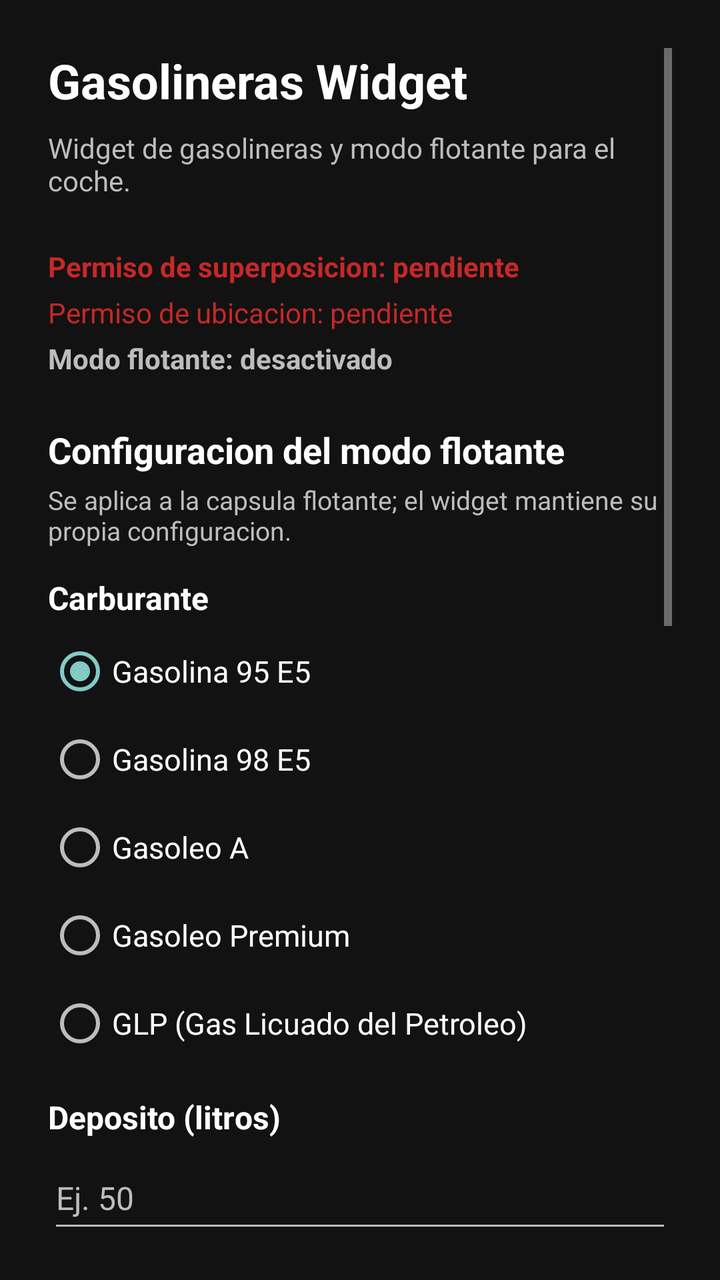
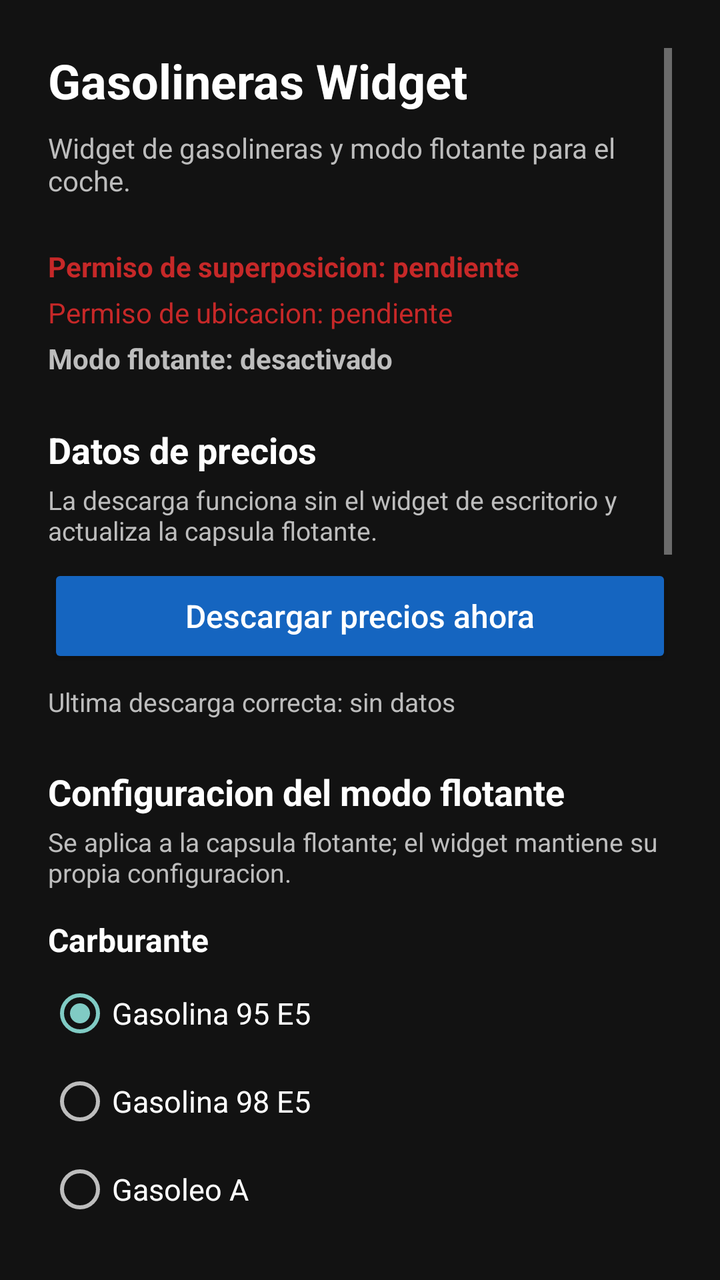

An Android layout rendered at two revisions. The XML below is the earlier revision; the diff shows what the commit changed to produce the second picture.
<!-- AndroidManifest.xml: activity theme Theme.GasolinerasWidget.Main -->
<!-- res/layout/activity_main.xml -->
<?xml version="1.0" encoding="utf-8"?>
<LinearLayout xmlns:android="http://schemas.android.com/apk/res/android"
    android:id="@+id/main_root"
    android:layout_width="match_parent"
    android:layout_height="match_parent"
    android:background="@color/config_background"
    android:orientation="vertical"
    android:padding="24dp">

    <ScrollView
        android:layout_width="match_parent"
        android:layout_height="match_parent"
        android:fillViewport="true">

        <LinearLayout
            android:layout_width="match_parent"
            android:layout_height="wrap_content"
            android:orientation="vertical">

            <TextView
                android:layout_width="match_parent"
                android:layout_height="wrap_content"
                android:text="@string/app_name"
                android:textColor="@color/config_text_primary"
                android:textSize="24sp"
                android:textStyle="bold" />

            <TextView
                android:layout_width="match_parent"
                android:layout_height="wrap_content"
                android:layout_marginTop="8dp"
                android:text="@string/main_subtitle"
                android:textColor="@color/config_text_secondary"
                android:textSize="14sp" />

            <TextView
                android:id="@+id/main_overlay_status"
                android:layout_width="match_parent"
                android:layout_height="wrap_content"
                android:layout_marginTop="24dp"
                android:text="@string/main_overlay_missing"
                android:textColor="@color/deposito_sobrecoste"
                android:textSize="14sp"
                android:textStyle="bold" />

            <TextView
                android:id="@+id/main_location_status"
                android:layout_width="match_parent"
                android:layout_height="wrap_content"
                android:layout_marginTop="4dp"
                android:text="@string/main_location_missing"
                android:textColor="@color/deposito_sobrecoste"
                android:textSize="14sp" />

            <TextView
                android:id="@+id/main_floating_status"
                android:layout_width="match_parent"
                android:layout_height="wrap_content"
                android:layout_marginTop="4dp"
                android:text="@string/main_floating_inactive"
                android:textColor="@color/config_text_secondary"
                android:textSize="14sp"
                android:textStyle="bold" />

            <TextView
                android:layout_width="match_parent"
                android:layout_height="wrap_content"
                android:layout_marginTop="24dp"
                android:text="@string/main_floating_config_title"
                android:textColor="@color/config_text_primary"
                android:textSize="18sp"
                android:textStyle="bold" />

            <TextView
                android:layout_width="match_parent"
                android:layout_height="wrap_content"
                android:layout_marginTop="4dp"
                android:text="@string/main_floating_config_hint"
                android:textColor="@color/config_text_secondary"
                android:textSize="13sp" />

            <TextView
                android:layout_width="match_parent"
                android:layout_height="wrap_content"
                android:layout_marginTop="14dp"
                android:text="@string/main_floating_fuel_title"
                android:textColor="@color/config_text_primary"
                android:textSize="16sp"
                android:textStyle="bold" />

            <RadioGroup
                android:id="@+id/floating_fuel_group"
                android:layout_width="match_parent"
                android:layout_height="wrap_content"
                android:layout_marginTop="4dp"
                android:orientation="vertical">

                <RadioButton
                    android:id="@+id/floating_fuel_g95"
                    android:layout_width="match_parent"
                    android:layout_height="wrap_content"
                    android:checked="true"
                    android:minHeight="44dp"
                    android:text="@string/fuel_gasolina_95"
                    android:textColor="@color/config_text_primary"
                    android:textSize="15sp" />

                <RadioButton
                    android:id="@+id/floating_fuel_g98"
                    android:layout_width="match_parent"
                    android:layout_height="wrap_content"
                    android:minHeight="44dp"
                    android:text="@string/fuel_gasolina_98"
                    android:textColor="@color/config_text_primary"
                    android:textSize="15sp" />

                <RadioButton
                    android:id="@+id/floating_fuel_goa"
                    android:layout_width="match_parent"
                    android:layout_height="wrap_content"
                    android:minHeight="44dp"
                    android:text="@string/fuel_gasoleo_a"
                    android:textColor="@color/config_text_primary"
                    android:textSize="15sp" />

                <RadioButton
                    android:id="@+id/floating_fuel_gop"
                    android:layout_width="match_parent"
                    android:layout_height="wrap_content"
                    android:minHeight="44dp"
                    android:text="@string/fuel_gasoleo_premium"
                    android:textColor="@color/config_text_primary"
                    android:textSize="15sp" />

                <RadioButton
                    android:id="@+id/floating_fuel_glp"
                    android:layout_width="match_parent"
                    android:layout_height="wrap_content"
                    android:minHeight="44dp"
                    android:text="@string/fuel_glp"
                    android:textColor="@color/config_text_primary"
                    android:textSize="15sp" />
            </RadioGroup>

            <TextView
                android:layout_width="match_parent"
                android:layout_height="wrap_content"
                android:layout_marginTop="14dp"
                android:text="@string/main_floating_deposit_title"
                android:textColor="@color/config_text_primary"
                android:textSize="16sp"
                android:textStyle="bold" />

            <EditText
                android:id="@+id/edit_floating_litros"
                android:layout_width="match_parent"
                android:layout_height="wrap_content"
                android:layout_marginTop="4dp"
                android:hint="@string/main_floating_deposit_hint"
                android:imeOptions="actionDone"
                android:importantForAutofill="no"
                android:inputType="numberDecimal"
                android:maxLength="6"
                android:minHeight="48dp"
                android:selectAllOnFocus="true"
                android:textColor="@color/config_text_primary"
                android:textColorHint="@color/config_text_secondary"
                android:textSize="16sp" />

            <Button
                android:id="@+id/button_save_floating_config"
                android:layout_width="match_parent"
                android:layout_height="wrap_content"
                android:layout_marginTop="12dp"
                android:backgroundTint="@color/config_button"
                android:minHeight="52dp"
                android:text="@string/main_floating_save"
                android:textAllCaps="false"
                android:textColor="@color/config_text_primary"
                android:textSize="16sp" />

            <TextView
                android:id="@+id/main_floating_config_status"
                android:layout_width="match_parent"
                android:layout_height="wrap_content"
                android:layout_marginTop="8dp"
                android:textColor="@color/config_text_secondary"
                android:textSize="13sp" />

            <TextView
                android:layout_width="match_parent"
                android:layout_height="wrap_content"
                android:layout_marginTop="24dp"
                android:text="@string/main_nav_title"
                android:textColor="@color/config_text_primary"
                android:textSize="18sp"
                android:textStyle="bold" />

            <TextView
                android:layout_width="match_parent"
                android:layout_height="wrap_content"
                android:layout_marginTop="4dp"
                android:text="@string/main_nav_hint"
                android:textColor="@color/config_text_secondary"
                android:textSize="13sp" />

            <RadioGroup
                android:id="@+id/main_nav_group"
                android:layout_width="match_parent"
                android:layout_height="wrap_content"
                android:layout_marginTop="8dp"
                android:orientation="vertical">

                <RadioButton
                    android:id="@+id/main_nav_auto"
                    android:layout_width="match_parent"
                    android:layout_height="wrap_content"
                    android:minHeight="44dp"
                    android:text="@string/nav_option_auto"
                    android:textColor="@color/config_text_primary"
                    android:textSize="15sp" />

                <RadioButton
                    android:id="@+id/main_nav_maps"
                    android:layout_width="match_parent"
                    android:layout_height="wrap_content"
                    android:minHeight="44dp"
                    android:text="@string/nav_nombre_google_maps"
                    android:textColor="@color/config_text_primary"
                    android:textSize="15sp" />

                <RadioButton
                    android:id="@+id/main_nav_waze"
                    android:layout_width="match_parent"
                    android:layout_height="wrap_content"
                    android:minHeight="44dp"
                    android:text="@string/nav_nombre_waze"
                    android:textColor="@color/config_text_primary"
                    android:textSize="15sp" />

                <RadioButton
                    android:id="@+id/main_nav_sygic"
                    android:layout_width="match_parent"
                    android:layout_height="wrap_content"
                    android:minHeight="44dp"
                    android:text="@string/nav_nombre_sygic"
                    android:textColor="@color/config_text_primary"
                    android:textSize="15sp" />

                <RadioButton
                    android:id="@+id/main_nav_preguntar"
                    android:layout_width="match_parent"
                    android:layout_height="wrap_content"
                    android:minHeight="44dp"
                    android:text="@string/nav_option_preguntar"
                    android:textColor="@color/config_text_primary"
                    android:textSize="15sp" />
            </RadioGroup>

            <TextView
                android:id="@+id/main_nav_status"
                android:layout_width="match_parent"
                android:layout_height="wrap_content"
                android:layout_marginTop="4dp"
                android:textColor="@color/config_text_secondary"
                android:textSize="13sp" />

            <Button
                android:id="@+id/main_nav_usage_button"
                android:layout_width="match_parent"
                android:layout_height="wrap_content"
                android:layout_marginTop="8dp"
                android:backgroundTint="@color/config_button_secondary"
                android:minHeight="48dp"
                android:text="@string/main_nav_usage_button"
                android:textAllCaps="false"
                android:textColor="@color/config_text_primary"
                android:textSize="14sp"
                android:visibility="gone" />

            <Button
                android:id="@+id/button_floating"
                android:layout_width="match_parent"
                android:layout_height="wrap_content"
                android:layout_marginTop="24dp"
                android:backgroundTint="@color/config_button"
                android:minHeight="52dp"
                android:text="@string/floating_activate_button"
                android:textAllCaps="false"
                android:textColor="@color/config_text_primary"
                android:textSize="16sp" />

            <Button
                android:id="@+id/button_stop_floating"
                android:layout_width="match_parent"
                android:layout_height="wrap_content"
                android:layout_marginTop="12dp"
                android:backgroundTint="@color/config_button_secondary"
                android:minHeight="52dp"
                android:text="@string/main_button_stop"
                android:textAllCaps="false"
                android:textColor="@color/config_text_primary"
                android:textSize="16sp"
                android:visibility="gone" />

            <TextView
                android:layout_width="match_parent"
                android:layout_height="wrap_content"
                android:layout_marginTop="24dp"
                android:text="@string/main_help"
                android:textColor="@color/config_text_secondary"
                android:textSize="13sp" />

            <TextView
                android:layout_width="match_parent"
                android:layout_height="wrap_content"
                android:layout_marginTop="12dp"
                android:text="@string/floating_location_hint"
                android:textColor="@color/widget_text_muted"
                android:textSize="12sp" />

        </LinearLayout>
    </ScrollView>
</LinearLayout>
<!-- resources referenced by this layout -->
<resources>
  <color name="config_background">#121212</color>
  <color name="config_button">#1565C0</color>
  <color name="config_button_secondary">#37474F</color>
  <color name="config_text_primary">#FFFFFF</color>
  <color name="config_text_secondary">#BDBDBD</color>
  <color name="deposito_sobrecoste">#C62828</color>
  <color name="widget_text_muted">#9E9E9E</color>
  <string name="app_name">Gasolineras Widget</string>
  <string name="floating_activate_button">Activar Modo Flotante Coche</string>
  <string name="floating_location_hint">Sin permiso de ubicacion se usara la ultima posicion conocida.</string>
  <string name="fuel_gasoleo_a">Gasoleo A</string>
  <string name="fuel_gasoleo_premium">Gasoleo Premium</string>
  <string name="fuel_gasolina_95">Gasolina 95 E5</string>
  <string name="fuel_gasolina_98">Gasolina 98 E5</string>
  <string name="fuel_glp">GLP (Gas Licuado del Petroleo)</string>
  <string name="main_button_stop">Detener modo flotante</string>
  <string name="main_floating_config_hint">Se aplica a la capsula flotante; el widget mantiene su propia configuracion.</string>
  <string name="main_floating_config_title">Configuracion del modo flotante</string>
  <string name="main_floating_deposit_hint">Ej. 50</string>
  <string name="main_floating_deposit_title">Deposito (litros)</string>
  <string name="main_floating_fuel_title">Carburante</string>
  <string name="main_floating_inactive">Modo flotante: desactivado</string>
  <string name="main_floating_save">Guardar configuracion flotante</string>
  <string name="main_help">Activa el modo flotante y vuelve al navegador. La capsula se mantiene encima del mapa y puedes arrastrarla desde cualquier punto.</string>
  <string name="main_location_missing">Permiso de ubicacion: pendiente</string>
  <string name="main_nav_hint">Se usa al pulsar una gasolinera en la capsula flotante o en el widget.</string>
  <string name="main_nav_title">Navegador GPS</string>
  <string name="main_nav_usage_button">Permitir deteccion del navegador activo</string>
  <string name="main_overlay_missing">Permiso de superposicion: pendiente</string>
  <string name="main_subtitle">Widget de gasolineras y modo flotante para el coche.</string>
  <string name="nav_nombre_google_maps">Google Maps</string>
  <string name="nav_nombre_sygic">Sygic</string>
  <string name="nav_nombre_waze">Waze</string>
  <string name="nav_option_auto">Automatico (detectar navegador activo)</string>
  <string name="nav_option_preguntar">Preguntar siempre</string>
  <style name="Theme.GasolinerasWidget.Main" parent="android:style/Theme.Material.NoActionBar">
          <item name="android:windowBackground">@color/config_background</item>
          <item name="android:colorAccent">@color/config_accent</item>
          <item name="android:statusBarColor">@color/config_background</item>
          <item name="android:navigationBarColor">@color/config_background</item>
          <item name="android:windowLightStatusBar">false</item>
          <item name="android:textColorPrimary">@color/config_text_primary</item>
          <item name="android:textColorSecondary">@color/config_text_secondary</item>
      </style>
  <color name="config_accent">#80CBC4</color>
</resources>

<!-- the commit's change to res/layout/activity_main.xml (unified diff, before → after) -->
@@ -66,6 +66,44 @@
                 android:layout_width="match_parent"
                 android:layout_height="wrap_content"
                 android:layout_marginTop="24dp"
+                android:text="@string/main_download_title"
+                android:textColor="@color/config_text_primary"
+                android:textSize="18sp"
+                android:textStyle="bold" />
+
+            <TextView
+                android:layout_width="match_parent"
+                android:layout_height="wrap_content"
+                android:layout_marginTop="4dp"
+                android:text="@string/main_download_hint"
+                android:textColor="@color/config_text_secondary"
+                android:textSize="13sp" />
+
+            <Button
+                android:id="@+id/button_main_download"
+                android:layout_width="match_parent"
+                android:layout_height="wrap_content"
+                android:layout_marginTop="8dp"
+                android:backgroundTint="@color/config_button"
+                android:minHeight="52dp"
+                android:text="@string/main_download_button"
+                android:textAllCaps="false"
+                android:textColor="@color/config_text_primary"
+                android:textSize="16sp" />
+
+            <TextView
+                android:id="@+id/main_download_status"
+                android:layout_width="match_parent"
+                android:layout_height="wrap_content"
+                android:layout_marginTop="8dp"
+                android:text="@string/main_download_never"
+                android:textColor="@color/config_text_secondary"
+                android:textSize="13sp" />
+
+            <TextView
+                android:layout_width="match_parent"
+                android:layout_height="wrap_content"
+                android:layout_marginTop="24dp"
                 android:text="@string/main_floating_config_title"
                 android:textColor="@color/config_text_primary"
                 android:textSize="18sp"
<!-- resource entries referenced after the edit -->
@@ -16,6 +16,10 @@
   <string name="fuel_gasolina_98">Gasolina 98 E5</string>
   <string name="fuel_glp">GLP (Gas Licuado del Petroleo)</string>
   <string name="main_button_stop">Detener modo flotante</string>
+  <string name="main_download_button">Descargar precios ahora</string>
+  <string name="main_download_hint">La descarga funciona sin el widget de escritorio y actualiza la capsula flotante.</string>
+  <string name="main_download_never">Ultima descarga correcta: sin datos</string>
+  <string name="main_download_title">Datos de precios</string>
   <string name="main_floating_config_hint">Se aplica a la capsula flotante; el widget mantiene su propia configuracion.</string>
   <string name="main_floating_config_title">Configuracion del modo flotante</string>
   <string name="main_floating_deposit_hint">Ej. 50</string>
